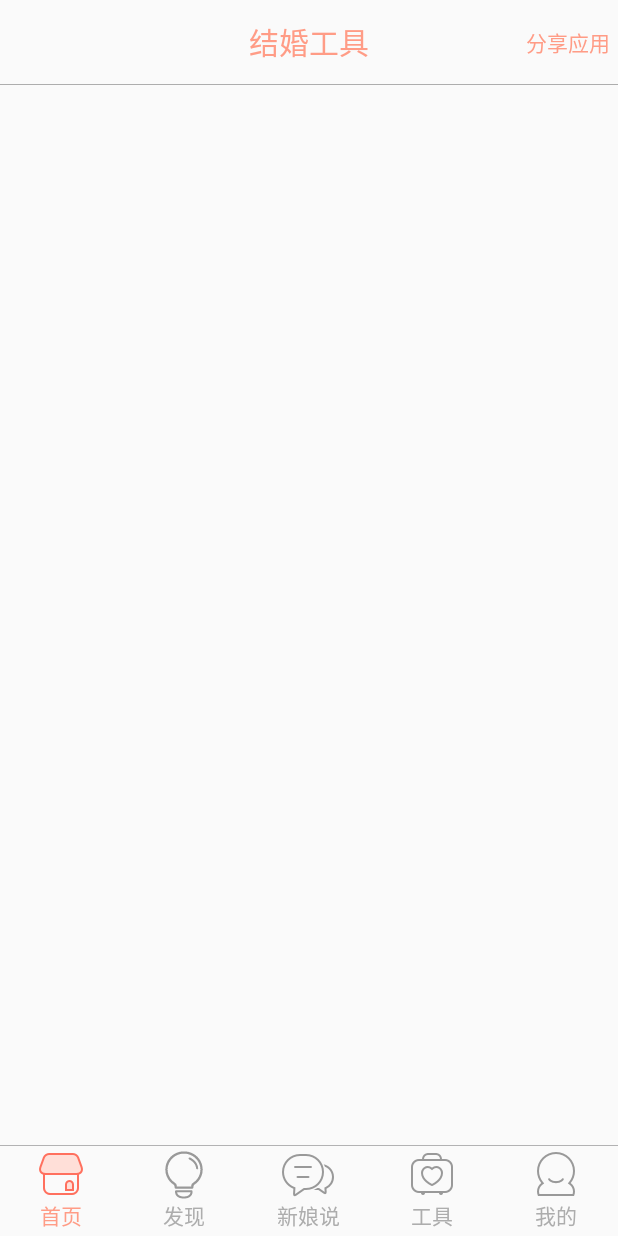
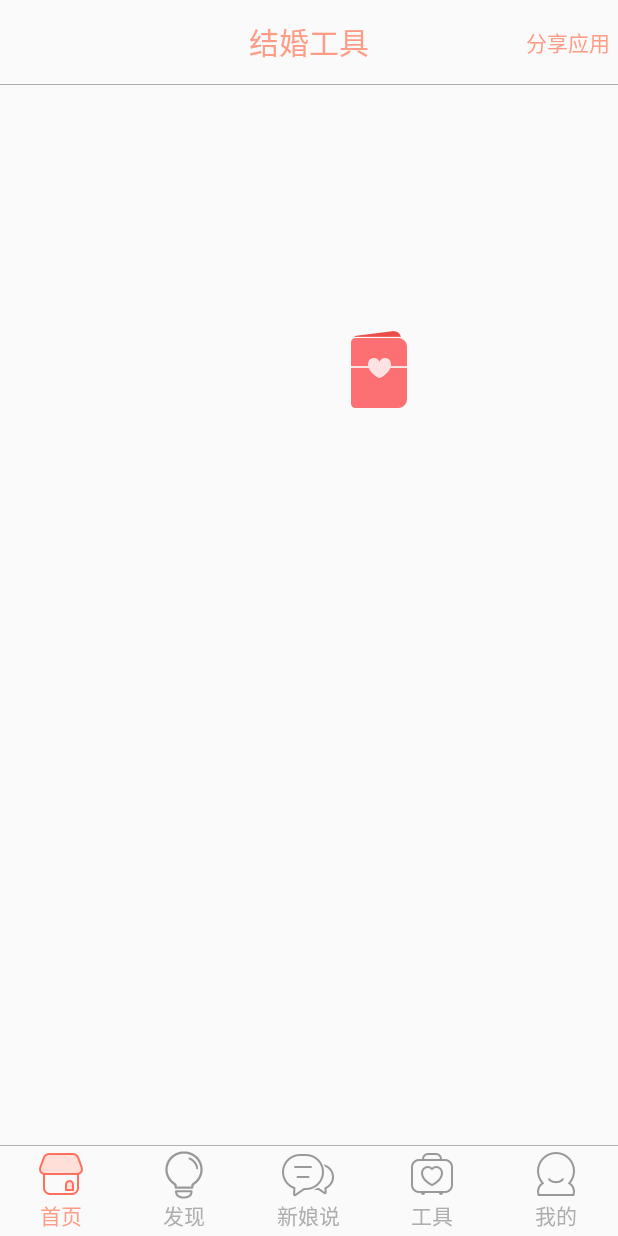
Before and after one commit to kingcyan/BestWedding, an Android app: the fragment ToolsFragment placed in its activity, on a phone screen of 412 x 824 dp. Run offline under Robolectric (Android 15) with nearby library versions, the phone set to English and light mode, and no system bars; pictures from the network do not load; 2 statements that could not run were skipped.

```diff
--- a/app/build.gradle
+++ b/app/build.gradle
@@ -25,4 +25,5 @@ dependencies {
     compile 'com.android.support:appcompat-v7:23.4.0'
     compile project(':weddinglibary')
     compile 'com.squareup.retrofit2:converter-gson:2.1.0'
+    compile 'com.android.support:recyclerview-v7:23.4.0'
 }
--- a/app/src/main/res/layout/fragment_tools.xml
+++ b/app/src/main/res/layout/fragment_tools.xml
@@ -1,49 +1,76 @@
 <?xml version="1.0" encoding="utf-8"?>
-<LinearLayout xmlns:android="http://schemas.android.com/apk/res/android"
+<RelativeLayout xmlns:android="http://schemas.android.com/apk/res/android"
                 android:layout_width="match_parent"
                 android:layout_height="match_parent"
                 android:orientation="vertical">
     <!-- 标题 -->
-    <RelativeLayout
-        android:layout_width="match_parent"
-        android:layout_height="?attr/actionBarSize"
-        >
+
 
     <TextView
+        android:id="@+id/tool_title"
         android:layout_width="wrap_content"
-            android:layout_height="wrap_content"
-            android:layout_centerInParent="true"
+        android:layout_height="?attr/actionBarSize"
+        android:layout_centerHorizontal="true"
+        android:gravity="center"
         android:text="@string/Tool_Title"
         android:textColor="@color/colortextchecked"
         android:textSize="@dimen/ToolTitleSize"
         />
 
     <TextView
+        android:id="@+id/tool_tv_share"
         android:layout_width="wrap_content"
-            android:layout_height="wrap_content"
+        android:layout_height="?attr/actionBarSize"
         android:layout_alignParentRight="true"
-            android:layout_centerVertical="true"
+        android:layout_centerHorizontal="true"
         android:layout_marginRight="@dimen/MarginRingt"
+        android:gravity="center"
         android:text="@string/Tool_TitleRight"
         android:textColor="@color/colortextchecked"
         android:textSize="@dimen/ToolTitleRightSize"
         />
-    </RelativeLayout>
+
     <!--分割线-->
     <View
+        android:id="@+id/view_divider"
         android:layout_width="match_parent"
         android:layout_height="@dimen/ViewHalving"
+        android:layout_below="@+id/tool_tv_share"
         android:background="@color/colortextunchecked"
         />
-    <RelativeLayout
-        android:layout_width="match_parent"
-        android:layout_height="230dp">
+
     <ImageView
         android:id="@+id/tool_head_img"
+        android:layout_width="match_parent"
+        android:layout_height="@dimen/ToolImageHeightmin"
+        android:layout_below="@id/view_divider"
         android:clickable="true"
+        />
+
+    <LinearLayout
         android:layout_width="match_parent"
-            android:layout_height="150dp"
+        android:layout_height="@dimen/ToolImageHeight"
+        android:layout_below="@id/tool_head_img"
+        android:orientation="horizontal">
+        <RelativeLayout
+            android:layout_width="0dp"
+            android:layout_height="match_parent"
+            android:layout_weight="1">
+
+        </RelativeLayout>
+        <RelativeLayout
+            android:layout_width="0dp"
+            android:layout_height="match_parent"
+            android:layout_weight="1">
+            <ImageView
+                android:layout_centerVertical="true"
+                android:layout_marginLeft="@dimen/ImageML"
+                android:layout_width="wrap_content"
+                android:layout_height="wrap_content"
+                android:layout_alignParentLeft="true"
+                android:src="@drawable/icon_wedding_card"
                 />
         </RelativeLayout>
+    </LinearLayout>
 
-</LinearLayout>
+</RelativeLayout>
--- a/app/src/main/res/values/dimens.xml
+++ b/app/src/main/res/values/dimens.xml
@@ -2,8 +2,13 @@
     <!-- Default screen margins, per the Android Design guidelines. -->
     <dimen name="activity_horizontal_margin">16dp</dimen>
     <dimen name="activity_vertical_margin">16dp</dimen>
+
+    <!--工具页面参数-->
     <dimen name="ToolTitleSize">20sp</dimen>
     <dimen name="ToolTitleRightSize">14sp</dimen>
     <dimen name="MarginRingt">5dp</dimen>
     <dimen name="ViewHalving">0.5dp</dimen>
+    <dimen name="ToolImageHeightmin">150dp</dimen>
+    <dimen name="ToolImageHeight">80dp</dimen>
+    <dimen name="ImageML">20dp</dimen>
 </resources>
```
Also changed, not shown: app/src/main/res/drawable-hdpi/icon_wedding_card.png (added), app/src/main/res/drawable-hdpi/icon_wedding_task.png (added). Lines whose indentation alone changed are shown as unchanged.
